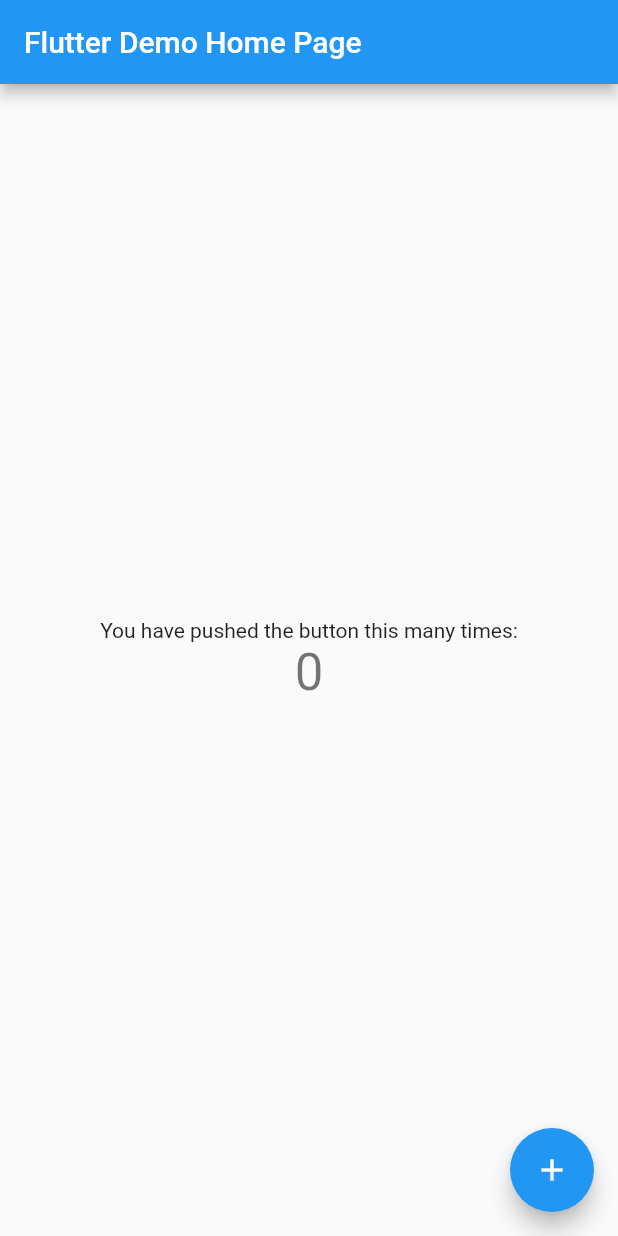
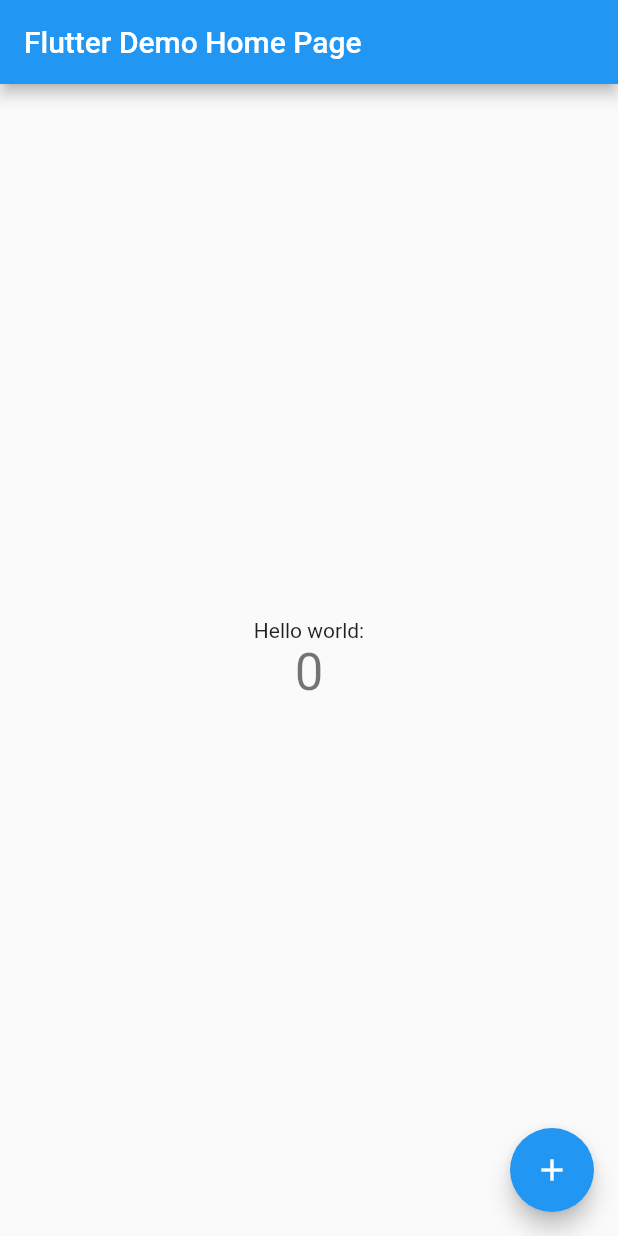
Before and after one commit to Gilmar-moraes/HelloWorldFlutter, a Flutter app: the screen it shows after launch, on a phone screen of 412 x 824 dp. Run offline on Flutter 3.47's test engine with Material 2 defaults, Android fonts, the phone set to English and light mode, and no system bars.

Commit message:
Update main.dart

```diff
--- a/primeiro_hello_world/lib/main.dart
+++ b/primeiro_hello_world/lib/main.dart
@@ -92,7 +92,7 @@ class _MyHomePageState extends State<MyHomePage> {
           mainAxisAlignment: MainAxisAlignment.center,
           children: <Widget>[
             Text(
-              'You have pushed the button this many times:',
+              'Hello world:',
             ),
             Text(
               '$_counter',
```
